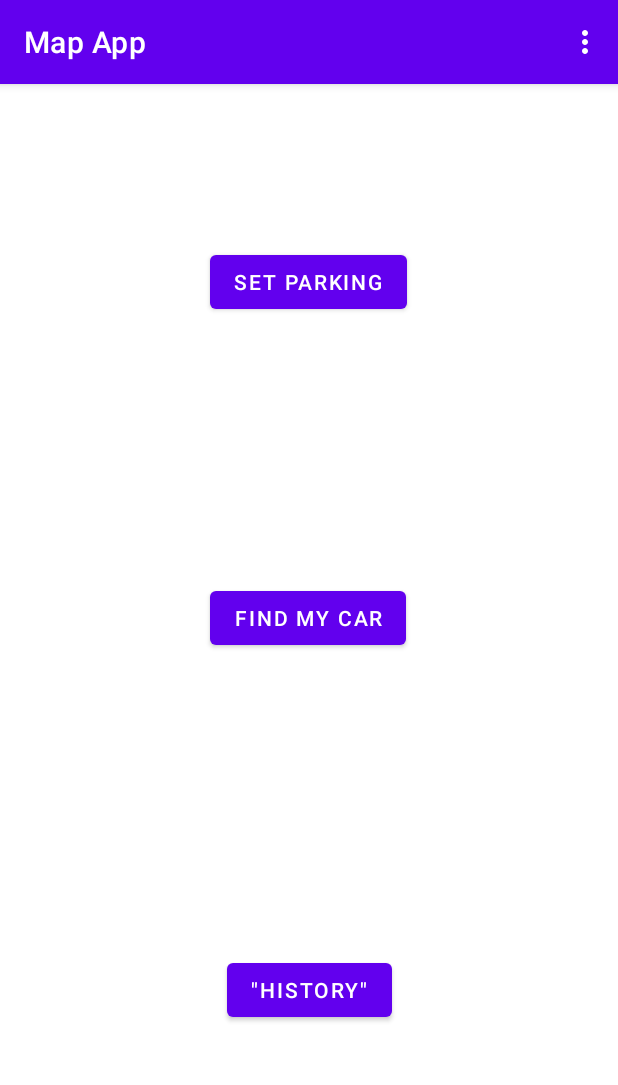
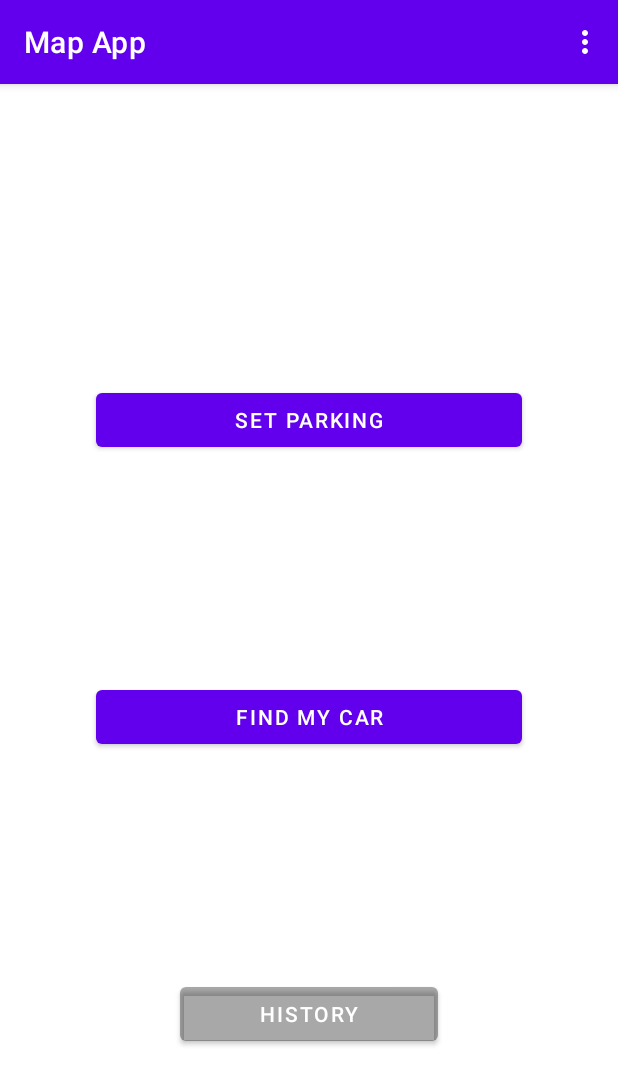
Before and after one commit to JDavidLpez723/mapapp, an Android app: the MainFragment screen opened through its navigation route, on a phone screen of 412 x 824 dp. Shown: the top 1085 px of the screen. Run offline under Robolectric (Android 15) with nearby library versions, the phone set to English and light mode, and no system bars; pictures from the network do not load.

Commit message:
poner bonito main fragment

```diff
--- a/app/src/main/java/com/canonicalexamples/tearank/view/HistoryFragment.kt
+++ b/app/src/main/java/com/canonicalexamples/tearank/view/HistoryFragment.kt
@@ -47,7 +47,7 @@ class HistoryFragment : Fragment() {
 
         viewModel.navigate.observeEvent(viewLifecycleOwner) { navigate ->
             if (navigate) {
-                findNavController().navigate(R.id.action_FirstFragment_to_SecondFragment)
+                findNavController().navigate(R.id.action_HistoryFragment_to_nodeFragment)
             }
         }
 
--- a/app/src/main/res/layout/fragment_main.xml
+++ b/app/src/main/res/layout/fragment_main.xml
@@ -17,33 +17,38 @@
 
     <Button
         android:id="@+id/button3"
-        android:layout_width="wrap_content"
+        android:layout_width="0dp"
         android:layout_height="wrap_content"
-        android:layout_marginTop="536dp"
-        android:layout_marginBottom="128dp"
-        android:text='"HISTORY"'
-        app:layout_constraintBottom_toBottomOf="parent"
+        android:layout_marginStart="120dp"
+        android:layout_marginTop="150dp"
+        android:layout_marginEnd="120dp"
+        android:text= "@string/history"
+        app:backgroundTint="#57000000"
         app:layout_constraintEnd_toEndOf="parent"
         app:layout_constraintStart_toStartOf="parent"
-        app:layout_constraintTop_toBottomOf="@id/textview_second" />
+        app:layout_constraintTop_toBottomOf="@+id/button2" />
 
     <Button
         android:id="@+id/button1"
-        android:layout_width="wrap_content"
-        android:layout_height="wrap_content"
-        android:layout_marginStart="140dp"
-        android:layout_marginTop="108dp"
-        android:text="SET PARKING"
+        android:layout_width="0dp"
+        android:layout_height="48dp"
+        android:layout_marginStart="64dp"
+        android:layout_marginTop="200dp"
+        android:layout_marginEnd="64dp"
+        android:text="@string/set_parking"
+        app:layout_constraintEnd_toEndOf="parent"
         app:layout_constraintStart_toStartOf="parent"
         app:layout_constraintTop_toTopOf="parent" />
 
     <Button
         android:id="@+id/button2"
-        android:layout_width="wrap_content"
+        android:layout_width="0dp"
         android:layout_height="wrap_content"
-        android:layout_marginStart="140dp"
-        android:layout_marginTop="176dp"
-        android:text="FIND MY CAR"
+        android:layout_marginStart="64dp"
+        android:layout_marginTop="150dp"
+        android:layout_marginEnd="64dp"
+        android:text="@string/find_my_car"
+        app:layout_constraintEnd_toEndOf="parent"
         app:layout_constraintStart_toStartOf="parent"
         app:layout_constraintTop_toBottomOf="@+id/button1" />
 </androidx.constraintlayout.widget.ConstraintLayout>
--- a/app/src/main/res/navigation/nav_graph.xml
+++ b/app/src/main/res/navigation/nav_graph.xml
@@ -10,10 +10,9 @@
         android:name="com.canonicalexamples.tearank.view.HistoryFragment"
         android:label="@string/first_fragment_label"
         tools:layout="@layout/fragment_history">
-
         <action
-            android:id="@+id/action_FirstFragment_to_SecondFragment"
-            app:destination="@id/MainFragment" />
+            android:id="@+id/action_HistoryFragment_to_nodeFragment"
+            app:destination="@id/nodeFragment" />
     </fragment>
     <fragment
         android:id="@+id/MainFragment"
--- a/app/src/main/res/values/strings.xml
+++ b/app/src/main/res/values/strings.xml
@@ -15,5 +15,8 @@
     <string name="pass">Password</string>
     <string name="login">LOGIN</string>
     <string name="register">REGISTER</string>
+    <string name="set_parking">SET PARKING</string>
+    <string name="find_my_car">FIND MY CAR</string>
+    <string name="history">History</string>
 
 </resources>
```
